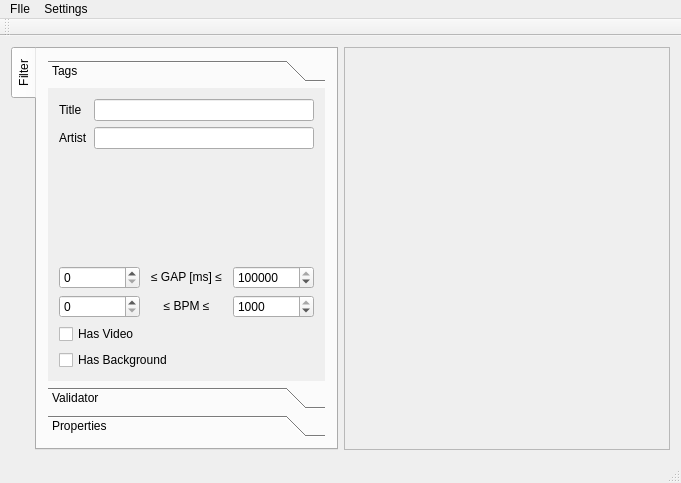
First picture: the form in mainwindow.ui, repository mhaehnel/UltraEdit, before the edit.
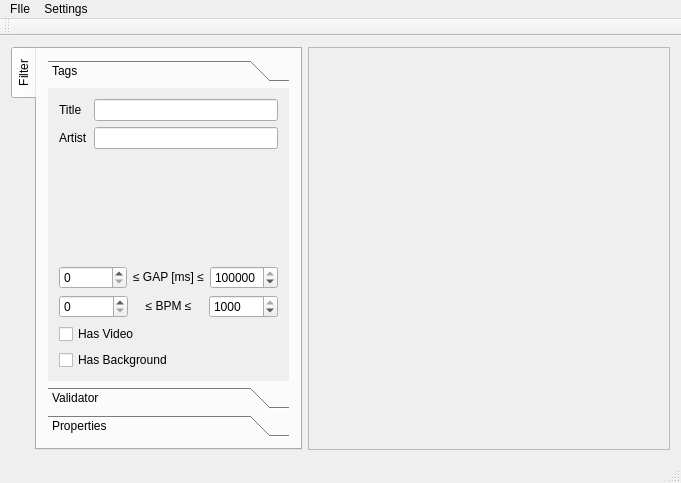
Second picture: the form after the edit. The open tabs and pages were chosen to show the change. Icons and pictures are not drawn.

```diff
--- a/mainwindow.ui
+++ b/mainwindow.ui
@@ -14,7 +14,7 @@
    <string>MainWindow</string>
   </property>
   <widget class="QWidget" name="centralWidget">
-   <layout class="QHBoxLayout" name="horizontalLayout_4">
+   <layout class="QHBoxLayout" name="horizontalLayout_4" stretch="0,1">
     <item>
      <widget class="QTabWidget" name="tabWidget">
       <property name="tabPosition">
@@ -38,8 +38,8 @@
             <rect>
              <x>0</x>
              <y>0</y>
-             <width>293</width>
-             <height>287</height>
+             <width>274</width>
+             <height>326</height>
             </rect>
            </property>
            <attribute name="label">
@@ -322,8 +322,8 @@
         <rect>
          <x>0</x>
          <y>0</y>
-         <width>326</width>
-         <height>405</height>
+         <width>342</width>
+         <height>424</height>
         </rect>
        </property>
       </widget>
```
Left out of the diff: 474 changed lines with no effect on the pictures.
